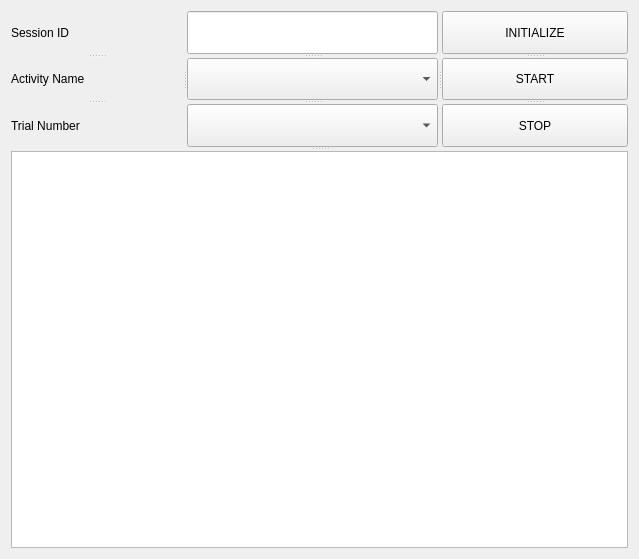
Qt form src/gear_gui/gear_image_capture/resource/gear_image_capture.ui (prarobo/gear) before a commit.
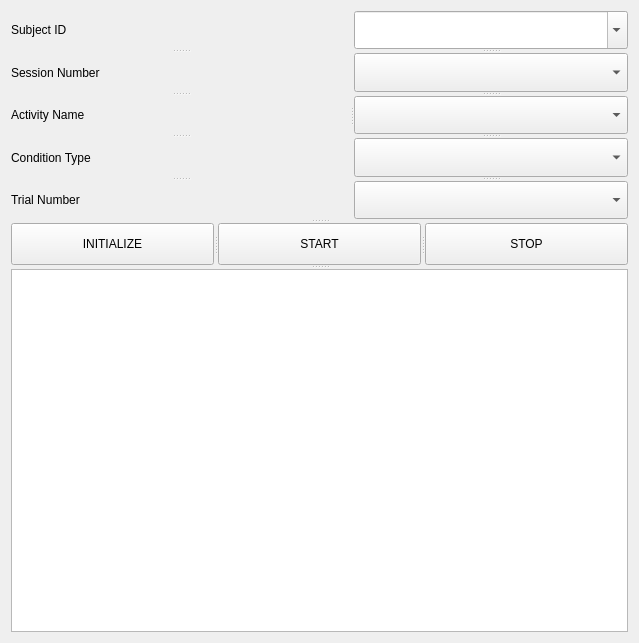
The same form after that commit.

Commit message: Changes to image capture ui interface: Now supports additional fields like subject and condition

The edit to the form file:
```diff
--- a/src/gear_gui/gear_image_capture/resource/gear_image_capture.ui
+++ b/src/gear_gui/gear_image_capture/resource/gear_image_capture.ui
@@ -7,7 +7,7 @@
     <x>0</x>
     <y>0</y>
     <width>639</width>
-    <height>559</height>
+    <height>643</height>
    </rect>
   </property>
   <property name="sizePolicy">
@@ -25,13 +25,7 @@
      <property name="orientation">
       <enum>Qt::Vertical</enum>
      </property>
-     <widget class="QSplitter" name="splitter_4">
-      <property name="sizePolicy">
-       <sizepolicy hsizetype="Expanding" vsizetype="Expanding">
-        <horstretch>0</horstretch>
-        <verstretch>0</verstretch>
-       </sizepolicy>
-      </property>
+     <widget class="QSplitter" name="splitter_3">
       <property name="orientation">
        <enum>Qt::Horizontal</enum>
       </property>
@@ -39,7 +33,12 @@
        <property name="orientation">
         <enum>Qt::Vertical</enum>
        </property>
-       <widget class="QLabel" name="lblSessionID">
+       <widget class="QLabel" name="lblSubjectID">
+        <property name="text">
+         <string>Subject ID</string>
+        </property>
+       </widget>
+       <widget class="QLabel" name="lblSessionNumber">
         <property name="sizePolicy">
          <sizepolicy hsizetype="Expanding" vsizetype="Fixed">
           <horstretch>0</horstretch>
@@ -47,7 +46,7 @@
          </sizepolicy>
         </property>
         <property name="text">
-         <string>Session ID</string>
+         <string>Session Number</string>
         </property>
        </widget>
        <widget class="QLabel" name="lblActivityName">
@@ -61,6 +60,17 @@
          <string>Activity Name</string>
         </property>
        </widget>
+       <widget class="QLabel" name="lblConditionType">
+        <property name="sizePolicy">
+         <sizepolicy hsizetype="Expanding" vsizetype="Fixed">
+          <horstretch>0</horstretch>
+          <verstretch>0</verstretch>
+         </sizepolicy>
+        </property>
+        <property name="text">
+         <string>Condition Type</string>
+        </property>
+       </widget>
        <widget class="QLabel" name="lblTrialNumber">
         <property name="sizePolicy">
          <sizepolicy hsizetype="Expanding" vsizetype="Fixed">
@@ -77,14 +87,12 @@
        <property name="orientation">
         <enum>Qt::Vertical</enum>
        </property>
-       <widget class="QLineEdit" name="txtSession">
-        <property name="sizePolicy">
-         <sizepolicy hsizetype="Expanding" vsizetype="Expanding">
-          <horstretch>0</horstretch>
-          <verstretch>0</verstretch>
-         </sizepolicy>
+       <widget class="QComboBox" name="comboSubject">
+        <property name="editable">
+         <bool>true</bool>
         </property>
        </widget>
+       <widget class="QComboBox" name="comboSession"/>
        <widget class="QComboBox" name="comboActivity">
         <property name="sizePolicy">
          <sizepolicy hsizetype="Expanding" vsizetype="Fixed">
@@ -93,6 +101,14 @@
          </sizepolicy>
         </property>
        </widget>
+       <widget class="QComboBox" name="comboCondition">
+        <property name="sizePolicy">
+         <sizepolicy hsizetype="Expanding" vsizetype="Fixed">
+          <horstretch>0</horstretch>
+          <verstretch>0</verstretch>
+         </sizepolicy>
+        </property>
+       </widget>
        <widget class="QComboBox" name="comboTrial">
         <property name="sizePolicy">
          <sizepolicy hsizetype="Expanding" vsizetype="Fixed">
@@ -102,9 +118,10 @@
         </property>
        </widget>
       </widget>
-      <widget class="QSplitter" name="splitter_3">
+     </widget>
+     <widget class="QSplitter" name="splitter_4">
        <property name="orientation">
-        <enum>Qt::Vertical</enum>
+       <enum>Qt::Horizontal</enum>
        </property>
        <widget class="QPushButton" name="btnInitialize">
         <property name="sizePolicy">
@@ -138,7 +155,6 @@
         <property name="text">
          <string>STOP</string>
         </property>
-       </widget>
       </widget>
      </widget>
      <widget class="QTextEdit" name="txtOutput">
```
Lines whose indentation alone changed are shown as unchanged. The commit also changes 2 other files.
